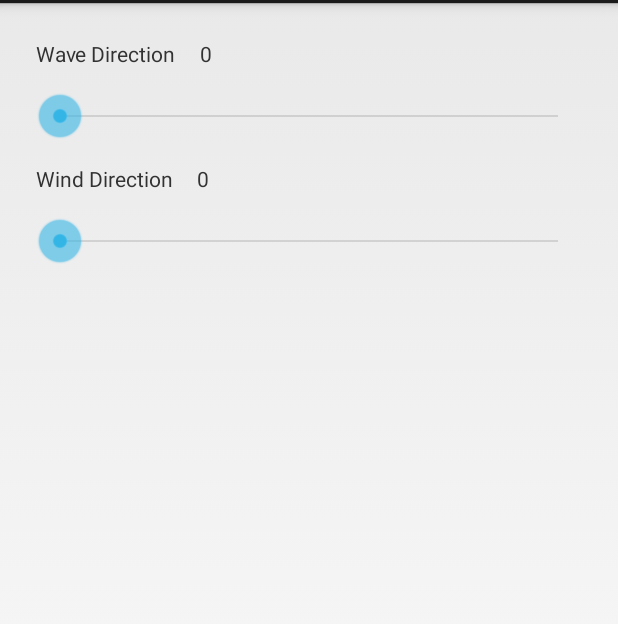
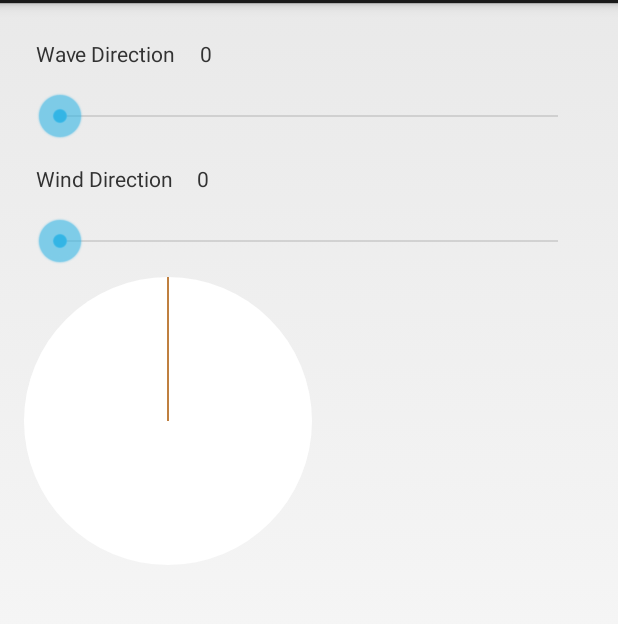
Before and after one commit to krschultz/AndroidWeatherBuoyDemo, an Android app: the CompassViewActivity screen opened directly, with no data from a screen before it, on a phone screen of 412 x 824 dp, the part 69-693 px from its top. Run offline under Robolectric (Android 15) with nearby library versions, the phone set to English and light mode, and no system bars; our stand-ins replace ButterKnife.

Commit message:
wip, custom compass view

```diff
--- a/customviews/src/main/java/com/kevinrschultz/weatherbuoy/customviews/compass/Compass.java
+++ b/customviews/src/main/java/com/kevinrschultz/weatherbuoy/customviews/compass/Compass.java
@@ -4,4 +4,16 @@ package com.kevinrschultz.weatherbuoy.customviews.compass;
  * @author Kevin Schultz (kschultz@gilt.com)
  */
 public interface Compass {
+
+    /**
+     * @param waveDirection 0 to 360 degrees
+     */
+    public void setWaveDirection(double waveDirection);
+
+    /**
+     * @param windDirection 0 to 360 degrees
+     */
+    public void setWindDirection(double windDirection);
+
+
 }
--- a/customviews/src/main/java/com/kevinrschultz/weatherbuoy/customviews/compass/CompassView.java
+++ b/customviews/src/main/java/com/kevinrschultz/weatherbuoy/customviews/compass/CompassView.java
@@ -1,24 +1,110 @@
 package com.kevinrschultz.weatherbuoy.customviews.compass;
 
 import android.content.Context;
+import android.content.res.Resources;
+import android.graphics.Canvas;
+import android.graphics.Paint;
+import android.graphics.Point;
+import android.graphics.PointF;
+import android.graphics.RectF;
 import android.util.AttributeSet;
 import android.view.View;
+
+import com.kevinrschultz.weatherbuoy.customviews.R;
 
 /**
  * @author Kevin Schultz (kschultz@gilt.com)
  */
-public class CompassView extends View {
+public class CompassView extends View implements Compass {
+
+    private double waveDirection = 0;
+
+    private double windDirection = 0;
+
+    private Paint waveArrowPaint, windArrowPaint, compassFacePaint;
+
+    private float xPadding, yPadding;
+    private float widthNoPadding, heightNoPadding;
+
+    private RectF outterBounds;
 
     public CompassView(Context context) {
         super(context);
+        init();
     }
 
     public CompassView(Context context, AttributeSet attrs) {
         super(context, attrs);
+        init();
     }
 
     public CompassView(Context context, AttributeSet attrs, int defStyleAttr) {
         super(context, attrs, defStyleAttr);
+        init();
+    }
+
+    private void init() {
+        Resources res = getResources();
+        waveArrowPaint = new Paint(Paint.ANTI_ALIAS_FLAG);
+        waveArrowPaint.setColor(res.getColor(R.color.wave_arrow));
+        windArrowPaint = new Paint(Paint.ANTI_ALIAS_FLAG);
+        windArrowPaint.setColor(res.getColor(R.color.wind_arrow));
+        compassFacePaint = new Paint(Paint.ANTI_ALIAS_FLAG);
+        compassFacePaint.setColor(res.getColor(R.color.compass_face));
+        outterBounds = new RectF();
+    }
+
+    @Override
+    public void setWaveDirection(double waveDirection) {
+        this.waveDirection = waveDirection;
+        this.invalidate();
+    }
+
+    @Override
+    public void setWindDirection(double windDirection) {
+        this.windDirection = windDirection;
+        this.invalidate();
+    }
+
+    @Override
+    protected void onSizeChanged(int w, int h, int oldw, int oldh) {
+        super.onSizeChanged(w, h, oldw, oldh);
+
+        // Account for padding
+        xPadding = (float)(getPaddingLeft() + getPaddingRight());
+        yPadding = (float)(getPaddingTop() + getPaddingBottom());
+
+        widthNoPadding = (float) w - xPadding;
+        heightNoPadding = (float) h - yPadding;
+
+        outterBounds.set(0, 0, widthNoPadding, heightNoPadding);
+    }
+
+    @Override
+    protected void onDraw(Canvas canvas) {
+        super.onDraw(canvas);
+        canvas.drawOval(outterBounds, compassFacePaint);
+
+        final float arrowLength = getArrowLength();
+        final PointF center = getCenter();
+        final PointF endWave = getEndPoint(center, waveDirection, arrowLength);
+        final PointF endWind = getEndPoint(center, windDirection, arrowLength);
+        canvas.drawLine(center.x, center.y, endWave.x, endWave.y, waveArrowPaint);
+        canvas.drawLine(center.x, center.y, endWind.x, endWind.y, windArrowPaint);
+    }
+
+    private PointF getCenter() {
+        return new PointF(widthNoPadding / 2f, heightNoPadding / 2f);
+    }
+
+    private PointF getEndPoint(PointF origin, double direction, float length) {
+        double x = origin.x + length * Math.sin(Math.toRadians(direction));
+        double y = origin.y - length * Math.cos(Math.toRadians(direction));
+        return new PointF((float) x, (float) y);
+    }
+
+    private float getArrowLength() {
+        return widthNoPadding / 2f;
     }
 
 }
--- /dev/null
+++ b/customviews/src/main/res/values/colors.xml
@@ -0,0 +1,6 @@
+<?xml version="1.0" encoding="utf-8"?>
+<resources>
+    <color name="wave_arrow">#00FF00</color>
+    <color name="wind_arrow">#FF0000</color>
+    <color name="compass_face">#FFFFFF</color>
+</resources>
--- a/sandbox/src/main/java/com/kevinrschultz/weatherbuoy/sandbox/CompassViewActivity.java
+++ b/sandbox/src/main/java/com/kevinrschultz/weatherbuoy/sandbox/CompassViewActivity.java
@@ -45,6 +45,7 @@ public class CompassViewActivity extends Activity {
             public void onProgressChanged(SeekBar seekBar, int progress, boolean fromUser) {
                 double direction = getDirectionFromProgress(progress);
                 waveLabel.setText(String.format("%.1f", direction));
+                compass.setWaveDirection(direction);
             }
 
             @Override
@@ -61,6 +62,7 @@ public class CompassViewActivity extends Activity {
             public void onProgressChanged(SeekBar seekBar, int progress, boolean fromUser) {
                 double direction = getDirectionFromProgress(progress);
                 windLabel.setText(String.format("%.1f", direction));
+                compass.setWindDirection(direction);
             }
 
             @Override
--- a/sandbox/src/main/res/layout/activity_compass_view.xml
+++ b/sandbox/src/main/res/layout/activity_compass_view.xml
@@ -60,9 +60,15 @@
         android:layout_height="wrap_content"
         android:layout_margin="@dimen/standard_padding" />
 
-    <com.kevinrschultz.weatherbuoy.customviews.compass.CompassView
-        android:id="@+id/compass_compass"
-        android:layout_width="wrap_content"
-        android:layout_height="wrap_content" />
+    <FrameLayout
+        android:layout_width="match_parent"
+        android:layout_height="wrap_content"
+        android:layout_gravity="center_horizontal">
+        <com.kevinrschultz.weatherbuoy.customviews.compass.CompassView
+            android:id="@+id/compass_compass"
+            android:layout_width="192dp"
+            android:layout_height="192dp" />
+    </FrameLayout>
+
 
 </LinearLayout>
```
